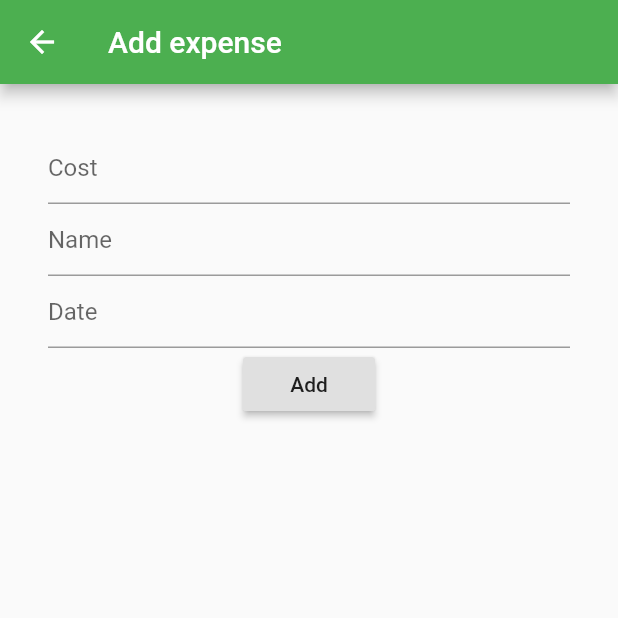
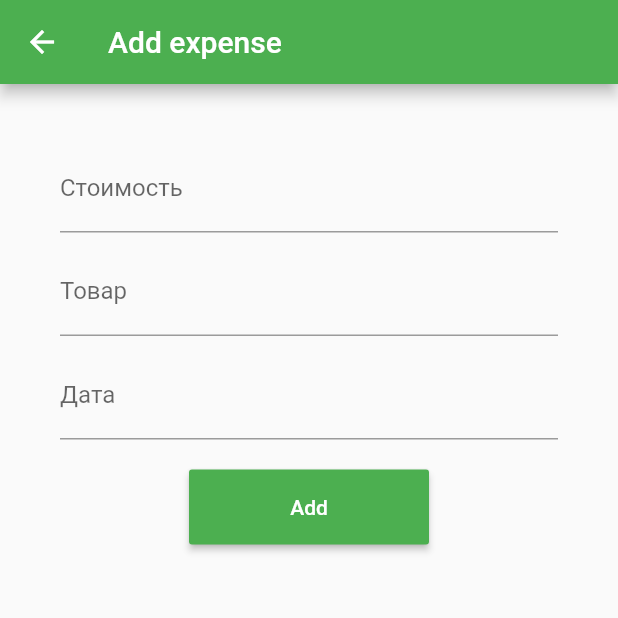
Before and after one commit to manosh7n/expense_log, a Flutter app: the screen it shows after launch, after a tap on the "add" icon, on a phone screen of 412 x 824 dp, the top half of it. Run offline on Flutter 3.47's test engine with Material 2 defaults, Android fonts, the phone set to English and light mode, and no system bars; drawn by our look-alikes of datetime_picker_formfield; our stand-ins replace sqflite; accounts and stored records are empty.

Commit message:
delete from db / "add" widget style update

```diff
--- a/lib/AddExpense.dart
+++ b/lib/AddExpense.dart
@@ -17,20 +17,20 @@ class _AddExpenseState extends State<AddExpense> {
   @override
   Widget build(BuildContext context) {
     return Scaffold(
+        resizeToAvoidBottomPadding: false,
         appBar: AppBar(
           title: Text("Add expense"),
         ),
         body: Padding(
-          padding: const EdgeInsets.all(32.0),
+          padding: const EdgeInsets.all(40.0),
           child: Form(
             key: _formkey,
             child: Column(
               children: [
                 TextFormField(
-                  decoration: const InputDecoration(
-                    hintText: 'Cost',
+                  decoration: InputDecoration(
+                    labelText: 'Стоимость',
                   ),
-
                   keyboardType: TextInputType.number,
                   validator: (value) {
                     if (double.tryParse(value) != null) {
@@ -43,17 +43,27 @@ class _AddExpenseState extends State<AddExpense> {
                     _price = double.parse(value);
                   },
                 ),
+                SizedBox(height: 10),
                 TextFormField(
-                  decoration: const InputDecoration(
-                    hintText: 'Name',
+                  decoration: InputDecoration(
+                    labelText: 'Товар',
                   ),
+                  validator: (value) {
+                    if (value.isEmpty) {
+                      return "Wrong value";
+                    } else {
+                      return null;
+                    }
+                  },
+                  keyboardType: TextInputType.text,
                   onSaved: (value) {
                     _name = value;
                   },
                 ),
+                SizedBox(height: 10),
                 DateTimeField(
-                  decoration: const InputDecoration(
-                    hintText: 'Date',
+                  decoration: InputDecoration(
+                    labelText: 'Дата',
                   ),
                   format: format,
                   onShowPicker: (context, currentValue) async {
@@ -77,17 +87,25 @@ class _AddExpenseState extends State<AddExpense> {
                     _date = DateTime.parse(value.toString());
                   },
                 ),
-                RaisedButton(
+                SizedBox(height: 20),
+                ButtonTheme(
+                  minWidth: 160,
+                  height: 50,
+                  child: RaisedButton(
+                    color: Theme.of(context).primaryColor,
+                    splashColor: Colors.greenAccent,
+                    textColor: Colors.white,
                     onPressed: () {
                       if (_formkey.currentState.validate()) {
                         _formkey.currentState.save();
                         _model.AddExpense(_name, _price, _date);
-
                         Navigator.pop(context);
                       }
                     },
                     child: Text("Add"),
-                )
+                  ),
+                ),
+
               ],
             ),
           ),
--- a/lib/ExpenseDB.dart
+++ b/lib/ExpenseDB.dart
@@ -45,4 +45,9 @@ class ExpenseDB {
     await db.rawInsert(
         "INSERT INTO Expenses (name, date, price) VALUES (\"$name\",\"$date\", $price)");
   }
+
+  Future<void> delExpense(int index) async {
+    Database db = await database;
+    await db.rawDelete("DELETE FROM Expenses WHERE id = $index");
+  }
 }
--- a/lib/ExpensesModel.dart
+++ b/lib/ExpensesModel.dart
@@ -56,4 +56,11 @@ class ExpensesModel extends Model {
       load();
     });
   }
+
+  void DelExpense(int index) {
+    Future<void> future = _database.delExpense(index);
+    future.then((_) {
+      load();
+    });
+  }
 }
--- a/lib/main.dart
+++ b/lib/main.dart
@@ -3,7 +3,6 @@ import 'package:cost_control/ExpensesModel.dart';
 import 'package:flutter/cupertino.dart';
 import 'package:flutter/material.dart';
 import 'package:scoped_model/scoped_model.dart';
-
 
 void main() => runApp(MyApp());
 
@@ -43,11 +42,71 @@ class MyHomePage extends StatelessWidget {
                   index -= 1;
                   return Dismissible(
                     key: Key(model.getKey(index)),
+                    background: Container(
+                      color: Colors.blue,
+                      child: Align(
+                        child: Row(
+                          mainAxisAlignment: MainAxisAlignment.start,
+                          children: <Widget>[
+                            SizedBox(
+                              width: 20,
+                            ),
+                            Icon(
+                              Icons.edit,
+                              color: Colors.white,
+                            ),
+                            Text(
+                              " Edit",
+                              style: TextStyle(
+                                color: Colors.white,
+                                fontWeight: FontWeight.w700,
+                              ),
+                              textAlign: TextAlign.left,
+                            ),
+                          ],
+                        ),
+                        alignment: Alignment.centerLeft,
+                      ),
+                    ),
+                    secondaryBackground: Container(
+                      color: Colors.red,
+                      child: Align(
+                        child: Row(
+                          mainAxisAlignment: MainAxisAlignment.end,
+                          children: <Widget>[
+                            Icon(
+                              Icons.delete,
+                              color: Colors.white,
+                            ),
+                            Text(
+                              " Delete",
+                              style: TextStyle(
+                                color: Colors.white,
+                                fontWeight: FontWeight.w700,
+                              ),
+                              textAlign: TextAlign.right,
+                            ),
+                            SizedBox(
+                              width: 20,
+                            ),
+                          ],
+                        ),
+                        alignment: Alignment.centerRight,
+                      ),
+                    ),
                     onDismissed: (direction) {
-                      model.RemoveAt(index);
-                      Scaffold.of(context).showSnackBar(SnackBar(
-                        content: Text("deleted record $index"),
-                      ));
+                      if (direction == DismissDirection.endToStart) {
+                        model.DelExpense(int.parse(model.getKey(index)));
+                        Scaffold.of(context).showSnackBar(SnackBar(
+                          backgroundColor: Colors.red,
+                          content: Text("Deleted successfully"),
+                        ));
+                      } else if (direction == DismissDirection.startToEnd) {
+                        Scaffold.of(context).showSnackBar(SnackBar(
+                          backgroundColor: Colors.blue,
+                          content: Text("Update successfully"),
+                        ));
+                      }
                     },
                     child: ListTile(
                       title: Text(model.getText(index)),
```
Lines whose indentation alone changed are shown as unchanged.
